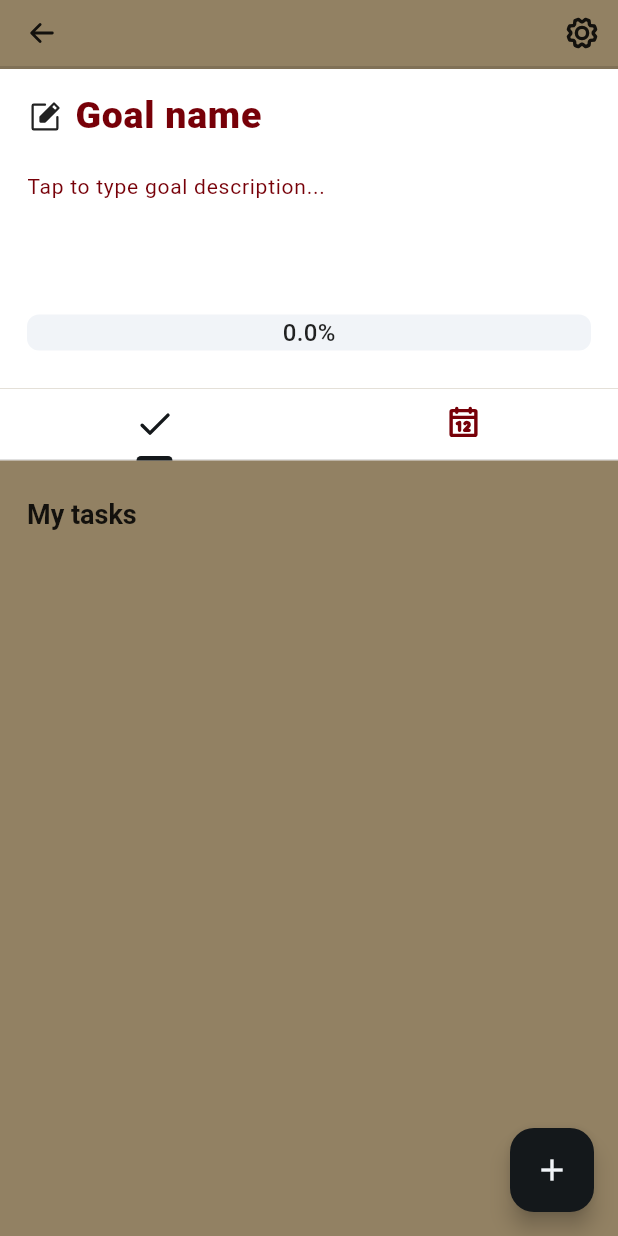
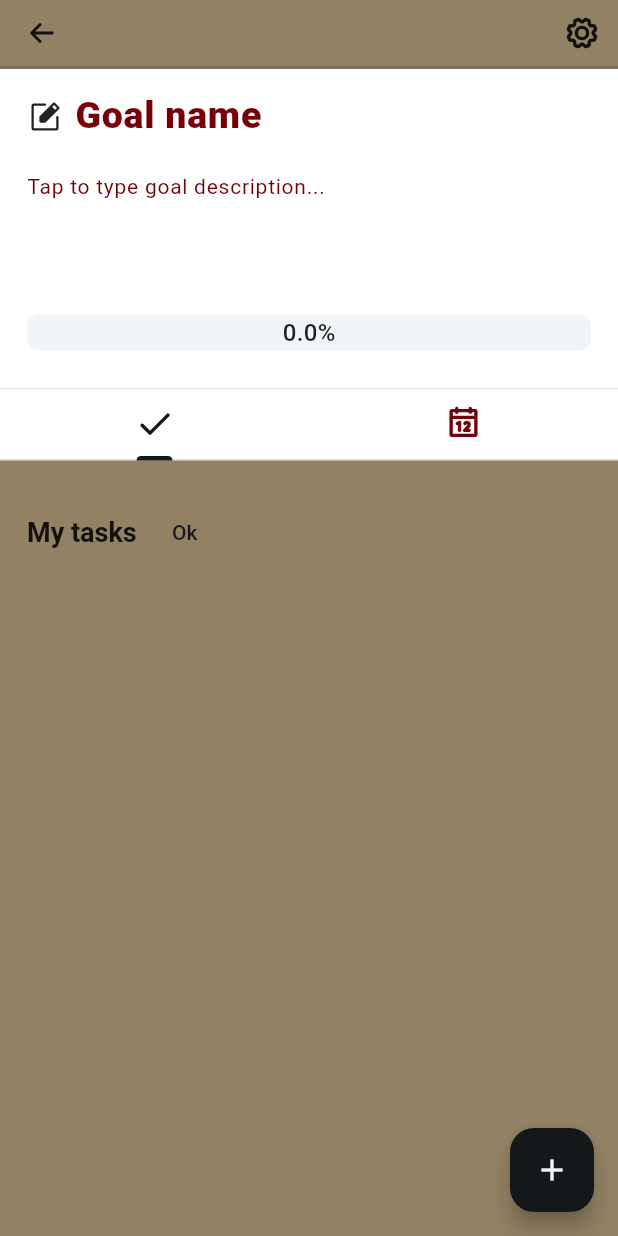
Before and after one commit to sankassio99/goals_tracker, a Flutter app: the screen it shows after launch, after a tap on "Add goal", after a tap on "Tap to edit", on a phone screen of 412 x 824 dp. Run offline on Flutter 3.47's test engine with Material 2 defaults, Android fonts, the phone set to English and light mode, and no system bars; drawn by our look-alikes of percent_indicator; our stand-ins replace get, phosphor_flutter, table_calendar; Roboto replaces fonts that are missing (Poppins).

Commit message:
When tap edit button must show trash icon (GREEN)

```diff
--- a/lib/presentation/components/tasks_widget.dart
+++ b/lib/presentation/components/tasks_widget.dart
@@ -6,6 +6,7 @@ import 'package:phosphor_flutter/phosphor_flutter.dart';
 
 class TasksWidget extends StatelessWidget {
   final RxList<TaskModel> tasks;
+  final RxBool editMode = false.obs;
   final controller = Get.find<MainGoalController>();
 
   TasksWidget({
@@ -21,9 +22,20 @@ class TasksWidget extends StatelessWidget {
         mainAxisAlignment: MainAxisAlignment.start,
         crossAxisAlignment: CrossAxisAlignment.start,
         children: [
+          Row(
+            children: [
               Text(
                 "My tasks",
                 style: Theme.of(context).textTheme.headlineSmall,
+              ),
+              TextButton(
+                key: const Key("editModeTasksButton"),
+                onPressed: () {
+                  editMode.value = !editMode.value;
+                },
+                child: editMode.isTrue ? const Text("Edit") : const Text("Ok"),
+              )
+            ],
           ),
           const SizedBox(
             height: 8,
@@ -60,22 +72,26 @@ class TasksWidget extends StatelessWidget {
                               task.checked.value = value ?? false;
                               controller.onTaskCheck();
                             },
-                            secondary: InkWell(
+                            secondary: editMode.isTrue
+                                ? InkWell(
                                     onTap: () {
                                       controller.onDeleteTask(index);
                                       ScaffoldMessenger.of(context)
                                           .showSnackBar(SnackBar(
                                         content: const Text('Task deleted!'),
-                                  backgroundColor:
-                                      Theme.of(context).colorScheme.background,
+                                        backgroundColor: Theme.of(context)
+                                            .colorScheme
+                                            .background,
                                       ));
                                     },
                                     child: Icon(
-                                key: const Key("taskItemIcon"),
+                                      key: const Key("trashTaskIcon"),
                                       PhosphorIcons.regular.trash,
-                                color: Theme.of(context).colorScheme.error,
+                                      color:
+                                          Theme.of(context).colorScheme.error,
                                     ),
-                            ),
+                                  )
+                                : null,
                             controlAffinity: ListTileControlAffinity.leading,
                           ),
                         ),
```
Also changed, not shown: 1 other file. Lines whose indentation alone changed are shown as unchanged.
